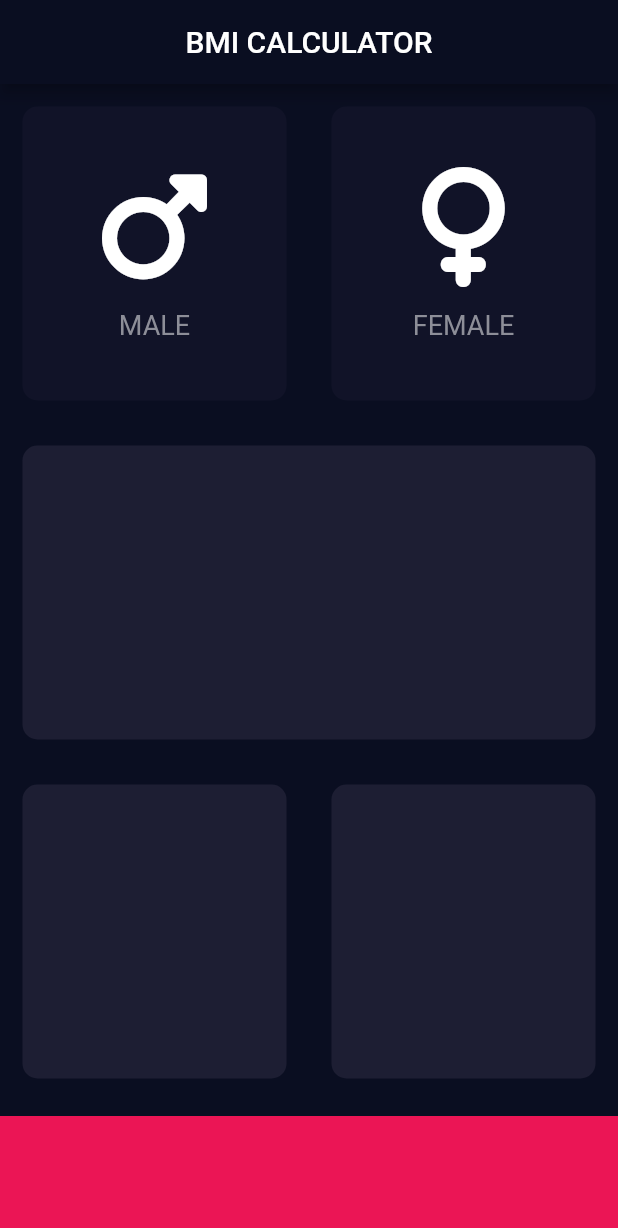
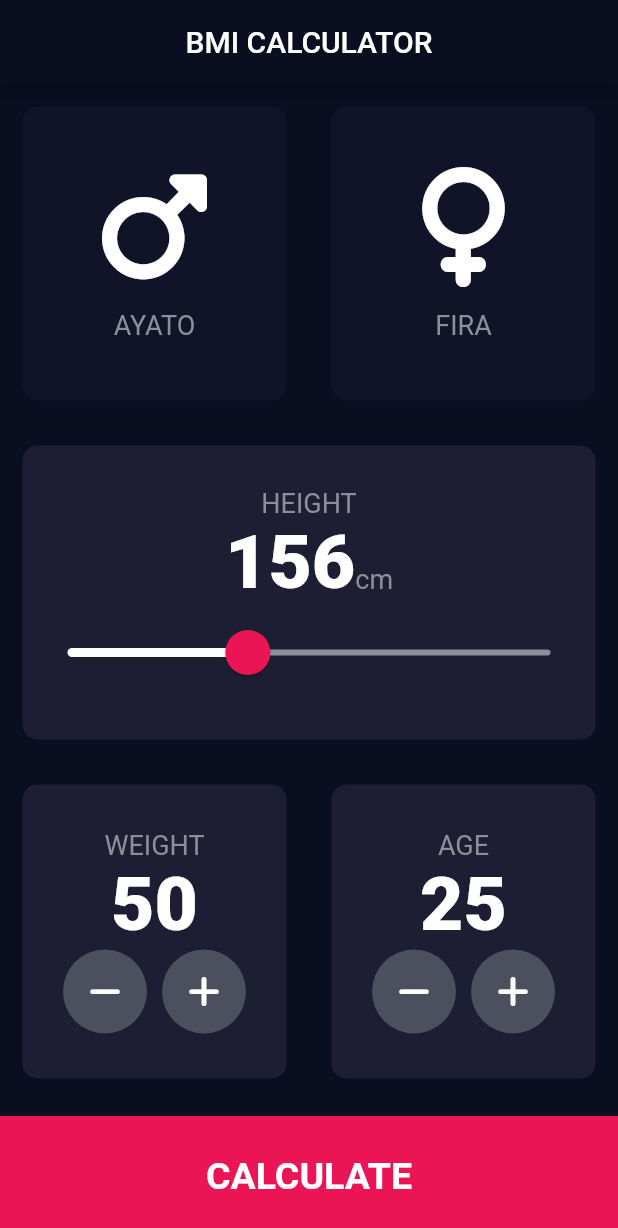
Before and after one commit to muhafs/flutter_bmi_calculator_app, a Flutter app: the screen it shows after launch, on a phone screen of 412 x 824 dp. Shown: the top 1228 px of the screen. Run offline on Flutter 3.47's test engine with Material 2 defaults, Android fonts, the phone set to English and light mode, and no system bars; our stand-ins replace font_awesome_flutter.

Commit message:
- features: completed BMI calculator application

```diff
--- /dev/null
+++ b/lib/bottom_bar.dart
@@ -0,0 +1,33 @@
+import 'package:flutter/material.dart';
+
+import 'constants.dart';
+
+class BottomBar extends StatelessWidget {
+  const BottomBar({
+    Key? key,
+    required this.title,
+    required this.onTap,
+  }) : super(key: key);
+
+  final String title;
+  final VoidCallback onTap;
+
+  @override
+  Widget build(BuildContext context) {
+    return GestureDetector(
+      onTap: onTap,
+      child: Container(
+        color: kBottomBarColor,
+        margin: const EdgeInsets.only(top: 10),
+        width: double.infinity,
+        height: kBottomBarHeight,
+        child: Center(
+          child: Text(
+            title,
+            style: kBottomBarTextStyle,
+          ),
+        ),
+      ),
+    );
+  }
+}
--- /dev/null
+++ b/lib/calculator_brain.dart
@@ -0,0 +1,34 @@
+import 'dart:math';
+
+class CalculatorBrain {
+  CalculatorBrain({required this.height, required this.weight});
+
+  final int height;
+  final int weight;
+  late double _bmi;
+
+  String calculateBMI() {
+    _bmi = weight / pow(height / 100, 2);
+    return _bmi.toStringAsFixed(1);
+  }
+
+  String getResult() {
+    if (_bmi >= 25.0) {
+      return 'overweight';
+    } else if (_bmi > 18.4) {
+      return 'normal';
+    } else {
+      return 'underweight';
+    }
+  }
+
+  String getInterpretation() {
+    if (_bmi >= 25.0) {
+      return 'You have a higher than normal body weight, Try to exercise more.';
+    } else if (_bmi > 18.4) {
+      return 'You have a normal body weight, Good job!';
+    } else {
+      return 'You have a lower than normal body weight, You can eat a bit more.';
+    }
+  }
+}
--- /dev/null
+++ b/lib/constants.dart
@@ -0,0 +1,43 @@
+import 'package:flutter/material.dart';
+
+// Bottom Bar
+const Color kBottomBarColor = Color(0xFFEb1555);
+const double kBottomBarHeight = 80;
+const TextStyle kBottomBarTextStyle = TextStyle(
+  fontWeight: FontWeight.bold,
+  fontSize: 25,
+);
+
+// Card Container
+const Color kActiveCardColor = Color(0xFF1D1E33);
+const Color kInactiveCardColor = Color(0xFF111328);
+const double kCardMargin = 15;
+const double kCardRadius = 10;
+
+// Card Content
+const TextStyle kLabelTextStyle = TextStyle(
+  color: Color(0xFF8D8E98),
+  fontSize: 18,
+);
+const TextStyle kMainTextStyle = TextStyle(
+  fontSize: 50,
+  fontWeight: FontWeight.w900,
+);
+
+// Result Page
+const TextStyle kResultTitleTextStyle = TextStyle(
+  fontSize: 50,
+  fontWeight: FontWeight.bold,
+);
+const TextStyle kResultHeaderTextStyle = TextStyle(
+  color: Color(0xFF24D876),
+  fontSize: 22,
+  fontWeight: FontWeight.bold,
+);
+const TextStyle kResultNumberTextStyle = TextStyle(
+  fontSize: 100,
+  fontWeight: FontWeight.bold,
+);
+const TextStyle kResultDescTextStyle = TextStyle(
+  fontSize: 20,
+);
--- a/lib/icon_content.dart
+++ b/lib/icon_content.dart
@@ -1,10 +1,6 @@
 import 'package:flutter/material.dart';
 
-const double iconSize = 80;
-const double gapSize = 15;
-
-const double fontSize = 18;
-const Color fontColor = Color(0xFF8D8E98);
+import 'constants.dart';
 
 class IconContent extends StatelessWidget {
   const IconContent(this.text, {super.key, required this.icon});
@@ -19,17 +15,14 @@ class IconContent extends StatelessWidget {
       children: [
         Icon(
           icon,
-          size: iconSize,
+          size: 80,
         ),
         const SizedBox(
-          height: gapSize,
+          height: 15,
         ),
         Text(
           text,
-          style: const TextStyle(
-            fontSize: fontSize,
-            color: fontColor,
-          ),
+          style: kLabelTextStyle,
         )
       ],
     );
--- a/lib/input_page.dart
+++ b/lib/input_page.dart
@@ -1,13 +1,13 @@
+import 'package:bmi_calculator_app/calculator_brain.dart';
 import 'package:flutter/material.dart';
 import 'package:font_awesome_flutter/font_awesome_flutter.dart';
+import 'constants.dart';
 
+import 'bottom_bar.dart';
 import 'icon_content.dart';
 import 'reusable_card.dart';
-
-const activeCardColor = Color(0xFF1D1E33);
-const inactiveCardColor = Color(0xFF111328);
-const bottomBarColor = Color(0xFFEb1555);
-const bottomBarHeight = 80.0;
+import 'result_page.dart';
+import 'round_icon_button.dart';
 
 enum Gender { male, female }
 
@@ -20,6 +20,9 @@ class InputPage extends StatefulWidget {
 
 class _InputPageState extends State<InputPage> {
   Gender? selectedGender;
+  int height = 156;
+  int weight = 50;
+  int age = 25;
 
   @override
   Widget build(BuildContext context) {
@@ -29,76 +32,195 @@ class _InputPageState extends State<InputPage> {
         title: const Text('BMI CALCULATOR'),
       ),
       body: Column(
+        crossAxisAlignment: CrossAxisAlignment.stretch,
         children: [
           Expanded(
             child: Row(
               children: [
                 Expanded(
-                  child: GestureDetector(
+                  child: ReusableCard(
                     onTap: () {
                       setState(() {
                         selectedGender = Gender.male;
                       });
                     },
-                    child: ReusableCard(
-                      color: selectedGender == Gender.male
-                          ? activeCardColor
-                          : inactiveCardColor,
-                      child: const IconContent(
-                        'MALE',
-                        icon: FontAwesomeIcons.mars,
-                      ),
+                    color: selectedGender == Gender.male
+                        ? kActiveCardColor
+                        : kInactiveCardColor,
+                    child: const IconContent(
+                      'AYATO',
+                      icon: FontAwesomeIcons.mars,
                     ),
                   ),
                 ),
                 Expanded(
-                  child: GestureDetector(
+                  child: ReusableCard(
                     onTap: () {
                       setState(() {
                         selectedGender = Gender.female;
                       });
                     },
-                    child: ReusableCard(
-                      color: selectedGender == Gender.female
-                          ? activeCardColor
-                          : inactiveCardColor,
-                      child: const IconContent(
-                        'FEMALE',
-                        icon: FontAwesomeIcons.venus,
-                      ),
+                    color: selectedGender == Gender.female
+                        ? kActiveCardColor
+                        : kInactiveCardColor,
+                    child: const IconContent(
+                      'FIRA',
+                      icon: FontAwesomeIcons.venus,
                     ),
                   ),
                 ),
               ],
             ),
           ),
-          const Expanded(
+          Expanded(
             child: ReusableCard(
-              color: activeCardColor,
+              color: kActiveCardColor,
+              child: Column(
+                mainAxisAlignment: MainAxisAlignment.center,
+                children: [
+                  const Text(
+                    'HEIGHT',
+                    style: kLabelTextStyle,
+                  ),
+                  Row(
+                    mainAxisAlignment: MainAxisAlignment.center,
+                    crossAxisAlignment: CrossAxisAlignment.baseline,
+                    textBaseline: TextBaseline.alphabetic,
+                    children: [
+                      Text(height.toString(), style: kMainTextStyle),
+                      const Text('cm', style: kLabelTextStyle),
+                    ],
+                  ),
+                  SliderTheme(
+                    data: SliderTheme.of(context).copyWith(
+                      activeTrackColor: Colors.white,
+                      inactiveTrackColor: const Color(0xFF8D8E98),
+                      thumbColor: kBottomBarColor,
+                      overlayColor: const Color(0x29Eb1555),
+                      thumbShape:
+                          const RoundSliderThumbShape(enabledThumbRadius: 15),
+                      overlayShape:
+                          const RoundSliderOverlayShape(overlayRadius: 30),
+                    ),
+                    child: Slider(
+                      onChanged: (double newVal) {
+                        setState(() {
+                          height = newVal.round();
+                        });
+                      },
+                      value: height.toDouble(),
+                      min: 100.0,
+                      max: 250.0,
+                    ),
+                  ),
+                ],
+              ),
             ),
           ),
           Expanded(
             child: Row(
-              children: const [
+              children: [
                 Expanded(
                   child: ReusableCard(
-                    color: activeCardColor,
+                    color: kActiveCardColor,
+                    child: Column(
+                      mainAxisAlignment: MainAxisAlignment.center,
+                      children: [
+                        const Text('WEIGHT', style: kLabelTextStyle),
+                        Text(weight.toString(), style: kMainTextStyle),
+                        Row(
+                          mainAxisAlignment: MainAxisAlignment.center,
+                          children: [
+                            RoundIconButton(
+                              onPressed: () {
+                                setState(() {
+                                  if (weight > 0) {
+                                    weight--;
+                                  }
+                                });
+                              },
+                              icon: FontAwesomeIcons.minus,
+                            ),
+                            const SizedBox(
+                              width: 10,
+                            ),
+                            RoundIconButton(
+                              onPressed: () {
+                                setState(() {
+                                  if (weight < 200) {
+                                    weight++;
+                                  }
+                                });
+                              },
+                              icon: FontAwesomeIcons.plus,
+                            ),
+                          ],
+                        ),
+                      ],
+                    ),
                   ),
                 ),
                 Expanded(
                   child: ReusableCard(
-                    color: activeCardColor,
+                    color: kActiveCardColor,
+                    child: Column(
+                      mainAxisAlignment: MainAxisAlignment.center,
+                      children: [
+                        const Text('AGE', style: kLabelTextStyle),
+                        Text(age.toString(), style: kMainTextStyle),
+                        Row(
+                          mainAxisAlignment: MainAxisAlignment.center,
+                          children: [
+                            RoundIconButton(
+                              onPressed: () {
+                                setState(() {
+                                  if (age > 0) {
+                                    age--;
+                                  }
+                                });
+                              },
+                              icon: FontAwesomeIcons.minus,
+                            ),
+                            const SizedBox(
+                              width: 10,
+                            ),
+                            RoundIconButton(
+                              onPressed: () {
+                                setState(() {
+                                  if (age < 100) {
+                                    age++;
+                                  }
+                                });
+                              },
+                              icon: FontAwesomeIcons.plus,
+                            ),
+                          ],
+                        ),
+                      ],
+                    ),
                   ),
                 ),
               ],
             ),
           ),
-          Container(
-            color: bottomBarColor,
-            margin: const EdgeInsets.only(top: 10),
-            width: double.infinity,
-            height: bottomBarHeight,
-          ),
+          BottomBar(
+            title: 'CALCULATE',
+            onTap: () {
+              CalculatorBrain calc =
+                  CalculatorBrain(height: height, weight: weight);
+
+              Navigator.push(
+                context,
+                MaterialPageRoute(
+                  builder: (context) => ResultPage(
+                    resultBMI: calc.calculateBMI(),
+                    resultText: calc.getResult(),
+                    resultInterpretation: calc.getInterpretation(),
+                  ),
+                ),
+              );
+            },
+          )
         ],
       ),
     );
--- a/lib/reusable_card.dart
+++ b/lib/reusable_card.dart
@@ -1,23 +1,31 @@
 import 'package:flutter/material.dart';
 
-const double cardMargin = 15;
-const double cardRadius = 10;
+import 'constants.dart';
 
 class ReusableCard extends StatelessWidget {
-  const ReusableCard({super.key, required this.color, this.child});
+  const ReusableCard({
+    super.key,
+    this.onTap,
+    required this.color,
+    this.child,
+  });
 
   final Color color;
   final Widget? child;
+  final VoidCallback? onTap;
 
   @override
   Widget build(BuildContext context) {
-    return Container(
-      margin: const EdgeInsets.all(cardMargin),
-      decoration: BoxDecoration(
-        color: color,
-        borderRadius: BorderRadius.circular(cardRadius),
+    return GestureDetector(
+      onTap: onTap,
+      child: Container(
+        margin: const EdgeInsets.all(kCardMargin),
+        decoration: BoxDecoration(
+          color: color,
+          borderRadius: BorderRadius.circular(kCardRadius),
+        ),
+        child: child,
       ),
-      child: child,
     );
   }
 }
--- /dev/null
+++ b/lib/round_icon_button.dart
@@ -0,0 +1,27 @@
+import 'package:flutter/material.dart';
+
+class RoundIconButton extends StatelessWidget {
+  const RoundIconButton({
+    super.key,
+    required this.icon,
+    required this.onPressed,
+  });
+
+  final IconData icon;
+  final VoidCallback onPressed;
+
+  @override
+  Widget build(BuildContext context) {
+    return RawMaterialButton(
+      onPressed: onPressed,
+      elevation: 0.0,
+      constraints: const BoxConstraints.tightFor(
+        width: 56.0,
+        height: 56.0,
+      ),
+      shape: const CircleBorder(),
+      fillColor: const Color(0xFF4C4F5E),
+      child: Icon(icon),
+    );
+  }
+}
```
Also changed, not shown: lib/result_page.dart (added, +60 -0 lines).
